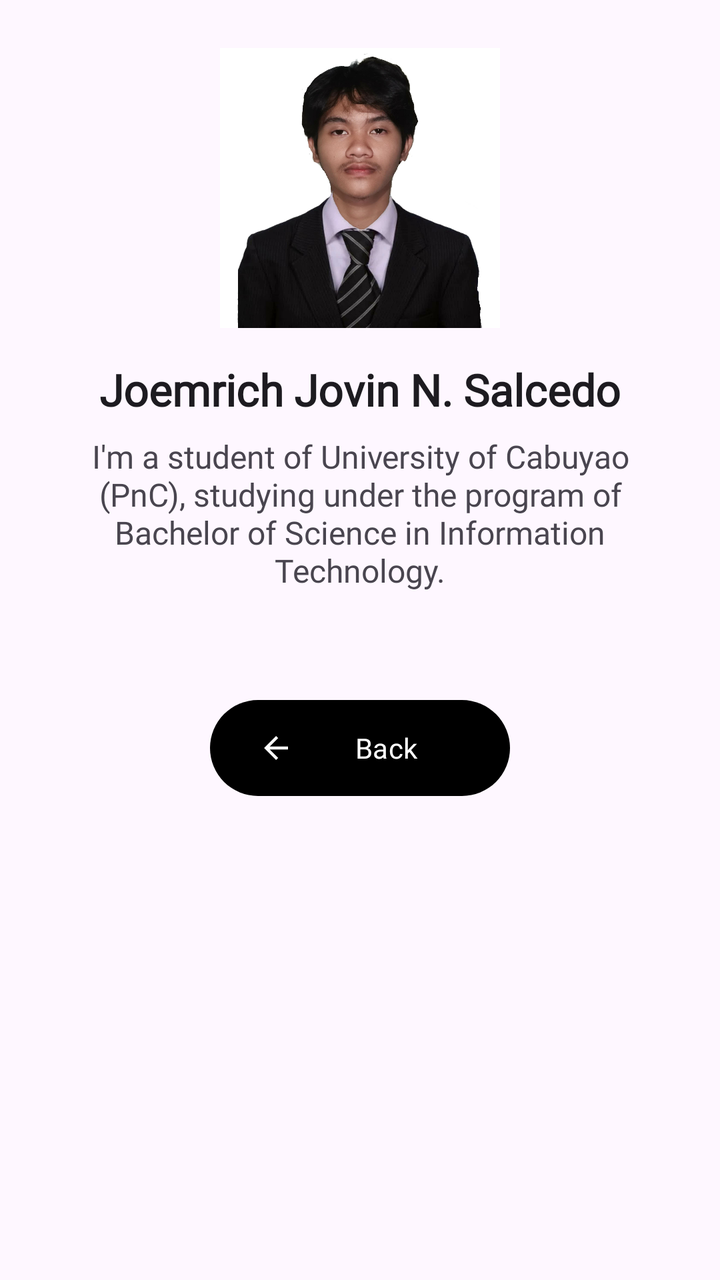
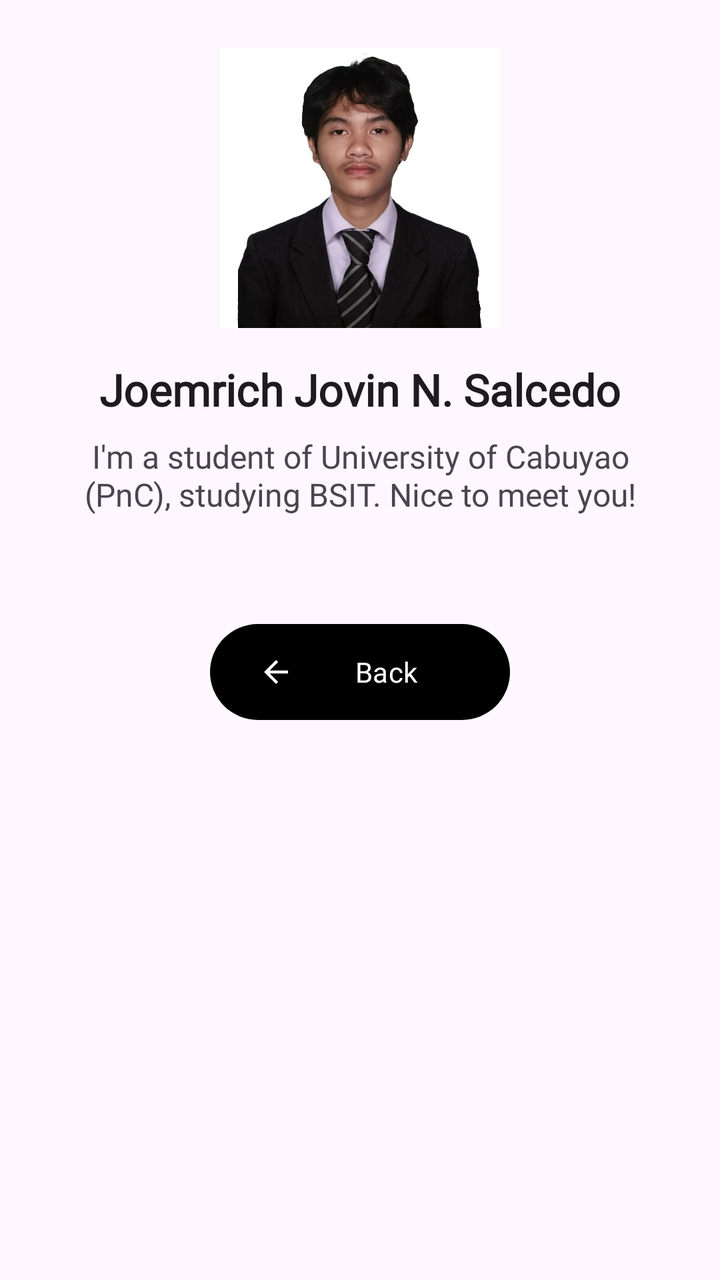

The first picture is an Android layout as it rendered before a commit; the second is the same layout after the commit. The layout source and the unified diff follow.
<!-- AndroidManifest.xml: application theme Theme.DreamTeam -->
<!-- res/layout/activity_student_four.xml -->
<?xml version="1.0" encoding="utf-8"?>
<ScrollView xmlns:android="http://schemas.android.com/apk/res/android"
    xmlns:app="http://schemas.android.com/apk/res-auto"
    android:layout_width="match_parent"
    android:layout_height="match_parent"
    android:layout_marginTop="200dp"
    android:background="?attr/colorSurface">

    
    <LinearLayout
        android:layout_width="match_parent"
        android:layout_height="match_parent"
        android:gravity="center_vertical|center_horizontal"
        android:orientation="vertical"
        android:padding="24dp">

        <ImageView
            android:id="@+id/imgStudent"
            android:layout_width="140dp"
            android:layout_height="140dp"
            android:layout_marginBottom="16dp"
            android:clipToOutline="true"
            android:contentDescription="Student photo"
            android:scaleType="centerCrop"
            android:src="@drawable/studentfour" />

        <TextView
            android:layout_width="wrap_content"
            android:layout_height="wrap_content"
            android:layout_marginBottom="8dp"
            android:fontFamily="@font/jostbold"
            android:text="Joemrich Jovin N. Salcedo"
            android:textColor="?attr/colorOnSurface"
            android:textSize="22sp"
            android:textStyle="bold" />

        <TextView
            android:layout_width="match_parent"
            android:layout_height="wrap_content"
            android:layout_marginBottom="50dp"
            android:fontFamily="@font/jostregular"
            android:gravity="center"
            android:text="I'm a student of University of Cabuyao (PnC), studying under the program of Bachelor of Science in Information Technology."
            android:textColor="?attr/colorOnSurfaceVariant"
            android:textSize="16sp" />

        <com.google.android.material.button.MaterialButton
            android:id="@+id/btnBack"
            android:layout_width="150dp"
            android:layout_height="56dp"
            android:layout_marginBottom="24dp"
            android:fontFamily="@font/jostregular"
            android:text="Back"
            android:textColor="@android:color/white"
            app:backgroundTint="@android:color/black"
            app:cornerRadius="50dp"
            app:icon="@drawable/ic_arrow_back" />

    </LinearLayout>
</ScrollView>
<!-- resources referenced by this layout -->
<resources>
  <!-- drawable ic_arrow_back (drawable) -->
  <vector xmlns:android="http://schemas.android.com/apk/res/android" android:autoMirrored="true" android:height="24dp" android:tint="#000000" android:viewportHeight="960" android:viewportWidth="960" android:width="24dp">
        
      <path android:fillColor="@android:color/white" android:pathData="M313,520L537,744L480,800L160,480L480,160L537,216L313,440L800,440L800,520L313,520Z"/>
      
  </vector>
  <!-- drawable studentfour: jpg bitmap (drawable, 133890 bytes) -->
  <style name="Theme.DreamTeam" parent="Theme.Material3.DayNight.NoActionBar">
          <item name="android:windowBackground">?attr/colorSurface</item>
  
          <item name="android:statusBarColor">@android:color/black</item>
  
      </style>
</resources>

<!-- the commit's change to res/layout/activity_student_four.xml (unified diff, before → after) -->
@@ -40,7 +40,7 @@
             android:layout_marginBottom="50dp"
             android:fontFamily="@font/jostregular"
             android:gravity="center"
-            android:text="I'm a student of University of Cabuyao (PnC), studying under the program of Bachelor of Science in Information Technology."
+            android:text="I'm a student of University of Cabuyao (PnC), studying BSIT. Nice to meet you!"
             android:textColor="?attr/colorOnSurfaceVariant"
             android:textSize="16sp" />
 
